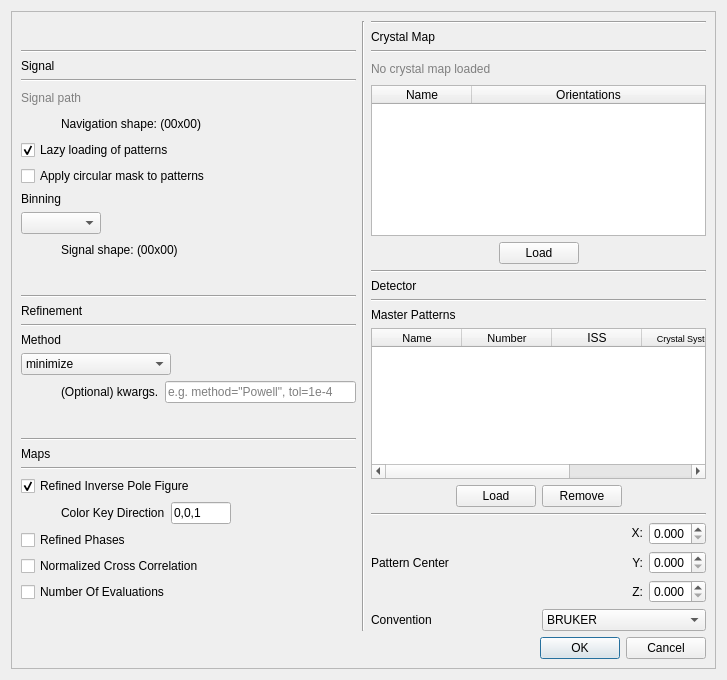
This is ui/refine_setup.ui in EBSP-Indexer/EBSP-Indexer as Qt 5 draws it before an edit. The edited form follows.
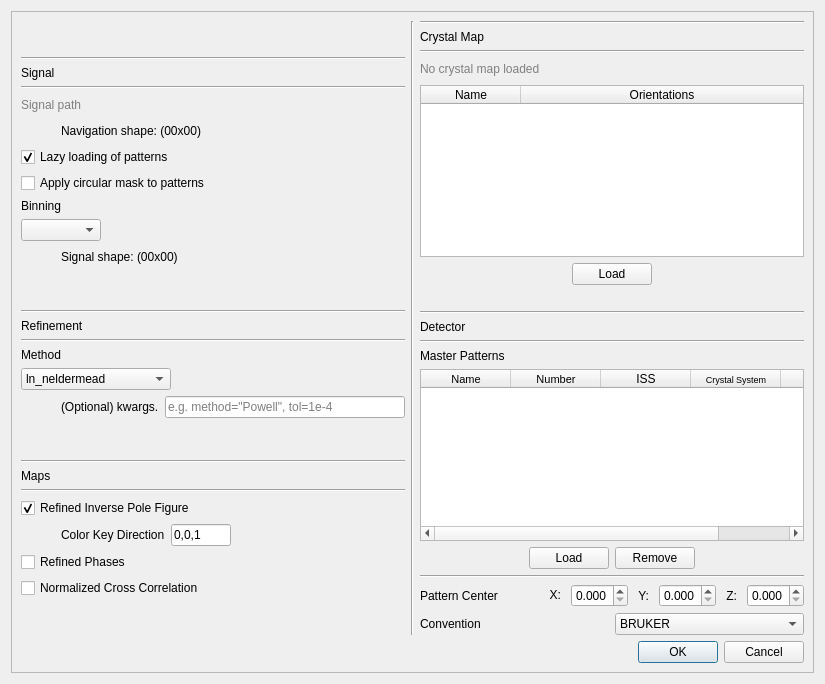
This is the edited form.

Diff of the .ui file:
```diff
--- a/ui/refine_setup.ui
+++ b/ui/refine_setup.ui
@@ -6,8 +6,8 @@
    <rect>
     <x>0</x>
     <y>0</y>
-    <width>727</width>
-    <height>680</height>
+    <width>825</width>
+    <height>684</height>
    </rect>
   </property>
   <property name="windowTitle">
@@ -293,11 +293,6 @@
                 <height>0</height>
                </size>
               </property>
-              <item>
-               <property name="text">
-                <string>minimize</string>
-               </property>
-              </item>
               <item>
                <property name="text">
                 <string>ln_neldermead</string>
@@ -518,16 +513,6 @@
           </property>
          </widget>
         </item>
-        <item>
-         <widget class="QCheckBox" name="checkBoxEvaluations">
-          <property name="toolTip">
-           <string>the number of optimization evaluations (iterations) necessary for each pattern</string>
-          </property>
-          <property name="text">
-           <string>Number Of Evaluations</string>
-          </property>
-         </widget>
-        </item>
         <item>
          <spacer name="verticalSpacer_3">
           <property name="orientation">
@@ -874,44 +859,11 @@
          </widget>
         </item>
         <item>
-         <layout class="QGridLayout" name="gridLayout_2">
-          <item row="1" column="2">
-           <widget class="QLabel" name="label_4">
-            <property name="layoutDirection">
-             <enum>Qt::LeftToRight</enum>
-            </property>
-            <property name="text">
-             <string>Y:</string>
-            </property>
-            <property name="alignment">
-             <set>Qt::AlignRight|Qt::AlignTrailing|Qt::AlignVCenter</set>
-            </property>
-           </widget>
-          </item>
-          <item row="1" column="1">
-           <spacer name="horizontalSpacer_4">
-            <property name="orientation">
-             <enum>Qt::Horizontal</enum>
-            </property>
-            <property name="sizeHint" stdset="0">
-             <size>
-              <width>40</width>
-              <height>20</height>
-             </size>
-            </property>
-           </spacer>
-          </item>
-          <item row="2" column="2">
-           <widget class="QLabel" name="label_5">
-            <property name="text">
-             <string>Z:</string>
-            </property>
-            <property name="alignment">
-             <set>Qt::AlignRight|Qt::AlignTrailing|Qt::AlignVCenter</set>
-            </property>
-           </widget>
-          </item>
-          <item row="1" column="0">
+         <layout class="QHBoxLayout" name="horizontalLayout_13">
+          <property name="spacing">
+           <number>10</number>
+          </property>
+          <item>
            <widget class="QLabel" name="label_2">
             <property name="text">
              <string>Pattern Center</string>
@@ -921,7 +873,20 @@
             </property>
            </widget>
           </item>
-          <item row="0" column="2">
+          <item>
+           <spacer name="horizontalSpacer_4">
+            <property name="orientation">
+             <enum>Qt::Horizontal</enum>
+            </property>
+            <property name="sizeHint" stdset="0">
+             <size>
+              <width>40</width>
+              <height>20</height>
+             </size>
+            </property>
+           </spacer>
+          </item>
+          <item>
            <widget class="QLabel" name="label_3">
             <property name="maximumSize">
              <size>
@@ -937,7 +902,33 @@
             </property>
            </widget>
           </item>
-          <item row="1" column="3">
+          <item>
+           <widget class="QDoubleSpinBox" name="patternCenterX">
+            <property name="decimals">
+             <number>3</number>
+            </property>
+            <property name="maximum">
+             <double>1.000000000000000</double>
+            </property>
+            <property name="singleStep">
+             <double>0.001000000000000</double>
+            </property>
+           </widget>
+          </item>
+          <item>
+           <widget class="QLabel" name="label_4">
+            <property name="layoutDirection">
+             <enum>Qt::LeftToRight</enum>
+            </property>
+            <property name="text">
+             <string>Y:</string>
+            </property>
+            <property name="alignment">
+             <set>Qt::AlignRight|Qt::AlignTrailing|Qt::AlignVCenter</set>
+            </property>
+           </widget>
+          </item>
+          <item>
            <widget class="QDoubleSpinBox" name="patternCenterY">
             <property name="decimals">
              <number>3</number>
@@ -950,7 +941,17 @@
             </property>
            </widget>
           </item>
-          <item row="2" column="3">
+          <item>
+           <widget class="QLabel" name="label_5">
+            <property name="text">
+             <string>Z:</string>
+            </property>
+            <property name="alignment">
+             <set>Qt::AlignRight|Qt::AlignTrailing|Qt::AlignVCenter</set>
+            </property>
+           </widget>
+          </item>
+          <item>
            <widget class="QDoubleSpinBox" name="patternCenterZ">
             <property name="prefix">
              <string/>
@@ -966,19 +967,6 @@
             </property>
            </widget>
           </item>
-          <item row="0" column="3">
-           <widget class="QDoubleSpinBox" name="patternCenterX">
-            <property name="decimals">
-             <number>3</number>
-            </property>
-            <property name="maximum">
-             <double>1.000000000000000</double>
-            </property>
-            <property name="singleStep">
-             <double>0.001000000000000</double>
-            </property>
-           </widget>
-          </item>
          </layout>
         </item>
         <item>
```
Left out of the diff: 16 changed lines with no effect on the pictures.
